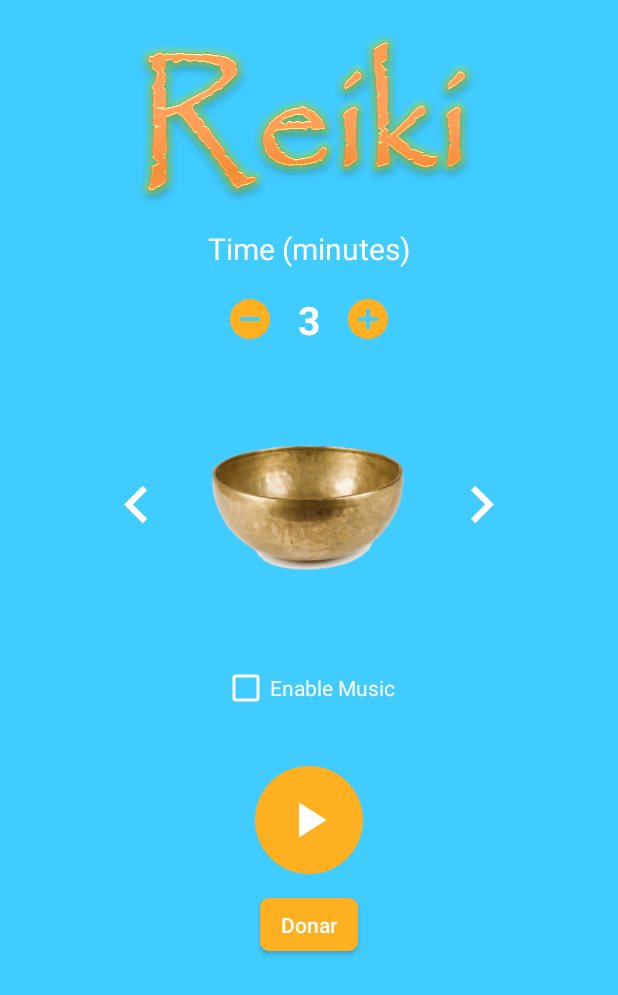
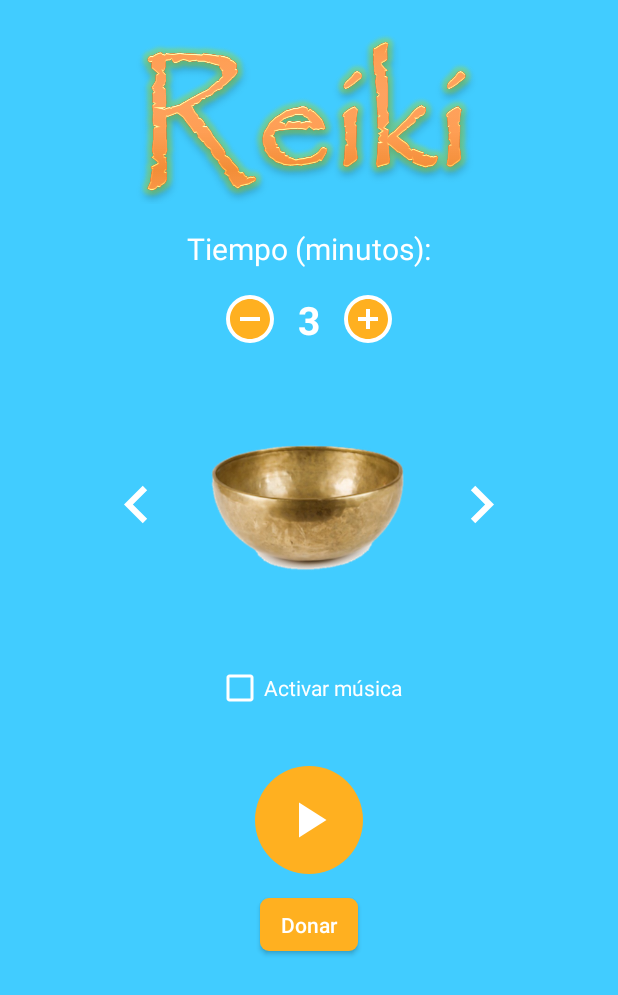
Before and after one commit to leandro4/ReikiSound, an Android app: the screen it shows after launch (MainActivity), on a phone screen of 412 x 824 dp. Shown: the top 995 px of the screen. Run offline under Robolectric (Android 15) with nearby library versions, the phone set to English and light mode, and no system bars; our stand-ins replace ButterKnife; libraries missing offline, so code that uses them is left out: com.daimajia.androidanimations.

Commit message:
lenguajes y arreglos esteticos

```diff
--- a/app/src/main/java/holauser/lea/holauser/services/SoundService.java
+++ b/app/src/main/java/holauser/lea/holauser/services/SoundService.java
@@ -67,7 +67,7 @@ public class SoundService extends Service {
         countDownTimer = new CountDownTimer(tiempoEspera, 1000) {
 
             public void onTick(long millisUntilFinished) {
-                sendResult("Remaining:\n " + millisUntilFinished / 1000 + "s");
+                sendResult(getString(R.string.remaining) + "\n " + millisUntilFinished / 1000 + "s");
             }
 
             public void onFinish() {
--- /dev/null
+++ b/app/src/main/res/drawable/circle_white.xml
@@ -0,0 +1,8 @@
+<?xml version="1.0" encoding="utf-8"?>
+<shape
+    xmlns:android="http://schemas.android.com/apk/res/android"
+    android:shape="oval" >
+
+    <solid android:color="#ffffff" />
+
+</shape>
--- a/app/src/main/res/layout/activity_main.xml
+++ b/app/src/main/res/layout/activity_main.xml
@@ -28,7 +28,7 @@
             <TextView
                 android:layout_width="wrap_content"
                 android:layout_height="wrap_content"
-                android:text="Time (minutes)"
+                android:text="@string/time_title"
                 android:id="@+id/cuadro_lapso"
                 android:textColor="#ffffff"
                 android:textSize="20sp"
@@ -46,78 +46,6 @@
                 android:layout_height="wrap_content" />
 
             <LinearLayout
-                android:visibility="gone"
-                android:layout_marginTop="20dp"
-                android:orientation="horizontal"
-                android:layout_width="match_parent"
-                android:layout_height="wrap_content">
-
-                <LinearLayout
-                    android:layout_weight="1"
-                    android:orientation="horizontal"
-                    android:layout_width="0dp"
-                    android:layout_height="70dp">
-
-                    <ImageView
-                        android:src="@drawable/cuenco"
-                        android:layout_width="60dp"
-                        android:layout_height="60dp" />
-
-                    <CheckBox
-                        android:id="@+id/cb_cuenco"
-                        android:checked="true"
-                        android:buttonTint="#ffffff"
-                        android:layout_gravity="center_vertical"
-                        android:layout_width="wrap_content"
-                        android:layout_height="wrap_content" />
-
-                </LinearLayout>
-
-                <LinearLayout
-                    android:layout_weight="1"
-                    android:orientation="horizontal"
-                    android:layout_width="0dp"
-                    android:layout_height="70dp">
-
-                    <ImageView
-                        android:src="@drawable/triangle"
-                        android:layout_width="60dp"
-                        android:layout_height="60dp" />
-
-                    <CheckBox
-                        android:id="@+id/cb_triangle"
-                        android:checked="false"
-                        android:buttonTint="#ffffff"
-                        android:layout_gravity="center_vertical"
-                        android:layout_width="wrap_content"
-                        android:layout_height="wrap_content" />
-
-                </LinearLayout>
-
-                <LinearLayout
-                    android:layout_weight="1"
-                    android:orientation="horizontal"
-                    android:layout_width="0dp"
-                    android:layout_height="70dp">
-
-                    <ImageView
-                        android:src="@drawable/koshi"
-                        android:layout_width="60dp"
-                        android:layout_height="70dp" />
-
-                    <CheckBox
-                        android:id="@+id/cb_koshi"
-                        android:checked="false"
-                        android:buttonTint="#ffffff"
-                        android:layout_gravity="center_vertical"
-                        android:layout_width="wrap_content"
-                        android:layout_height="wrap_content" />
-
-                </LinearLayout>
-
-            </LinearLayout>
-
-            <LinearLayout
                 android:layout_marginTop="16dp"
                 android:orientation="vertical"
                 android:layout_width="match_parent"
@@ -127,7 +55,7 @@
                     android:id="@+id/cb_enable_music"
                     android:layout_width="wrap_content"
                     android:layout_height="wrap_content"
-                    android:text="Enable Music"
+                    android:text="@string/enable_music"
                     android:textColor="#ffffff"
                     android:buttonTint="#ffffff"
                     android:checked="false"
@@ -147,7 +75,7 @@
         </LinearLayout>
 
         <TextView
-            android:text="Remaining:\n 0s"
+            android:text="@string/remaining"
             android:id="@+id/chronometer"
             android:visibility="gone"
             android:layout_gravity="center"
--- a/app/src/main/res/layout/view_number_picker.xml
+++ b/app/src/main/res/layout/view_number_picker.xml
@@ -6,6 +6,8 @@
 
     <ImageView
         android:id="@+id/ivLess"
+        android:layout_marginLeft="10dp"
+        android:background="@drawable/circle_white"
         android:src="@drawable/ic_less"
         android:layout_gravity="center_vertical"
         android:layout_width="wrap_content"
@@ -23,6 +25,8 @@
 
     <ImageView
         android:id="@+id/ivMore"
+        android:layout_marginRight="10dp"
+        android:background="@drawable/circle_white"
         android:src="@drawable/ic_add"
         android:layout_gravity="center_vertical"
         android:layout_width="wrap_content"
--- a/app/src/main/res/values/strings.xml
+++ b/app/src/main/res/values/strings.xml
@@ -21,11 +21,15 @@
     <string name="selected_audio">Audio seleccionado</string>
     <string name="selected_audio_body">Lo sentimos pero no se puede reproducir el elemento seleccionado, intente con otro audio o bien cambie el formato.</string>
 
-    <string name="mercadopago_fail">Tu pago no pudo ser efectuado, vuelva a intentarlo</string>
-    <string name="mercadopago_success">Gracias por tu ayuda a Reiki Sound!</string>
+    <string name="mercadopago_fail" translatable="false">Tu pago no pudo ser efectuado, vuelva a intentarlo</string>
+    <string name="mercadopago_success" translatable="false">Gracias por tu ayuda a Reiki Sound!</string>
 
     <string name="music_selected">Música seleccionada</string>
 
     <string name="service_subtitle">Cronómetro corriendo...</string>
 
+    <string name="time_title">Tiempo (minutos):</string>
+    <string name="enable_music">Activar música</string>
+    <string name="remaining">Tiempo restante:</string>
+
 </resources>
```
Also changed, not shown: 4 other files.
